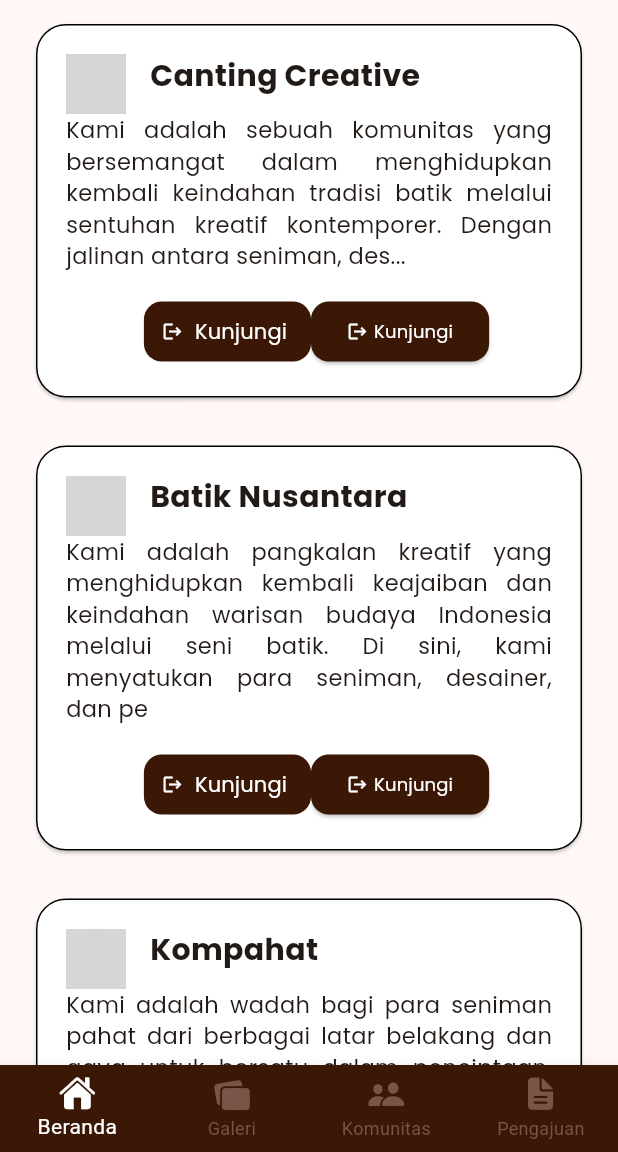
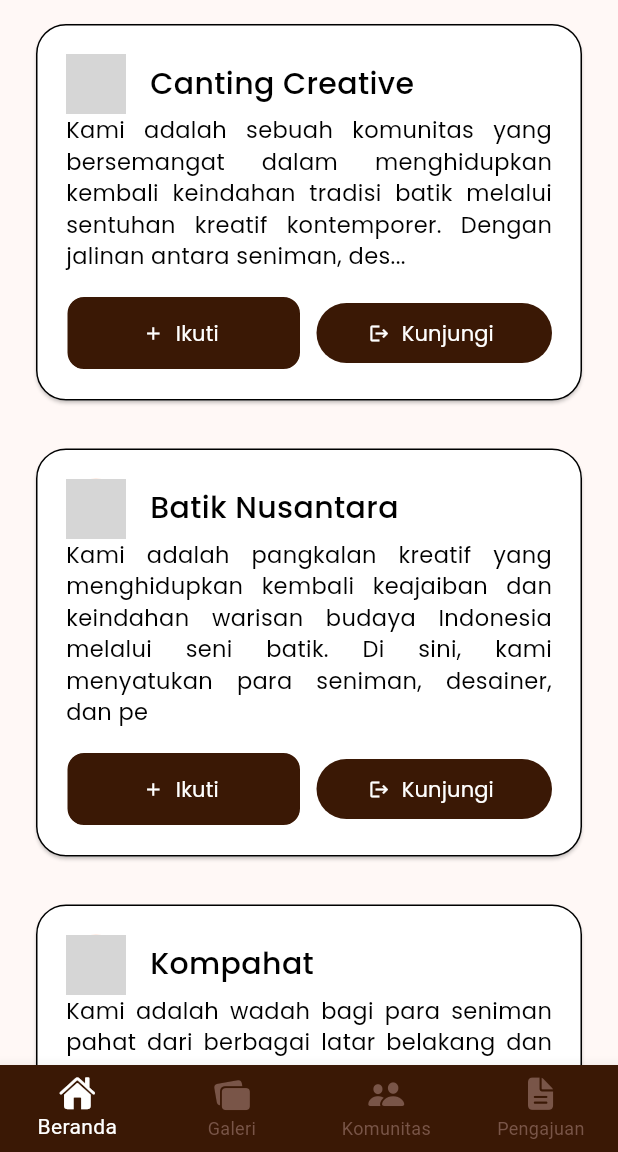
Before and after one commit to ivantrywicaksono/makarya_frontend, a Flutter app: the KomunitasListPage screen opened by its route, on a phone screen of 412 x 824 dp, the part 84-1236 px from its top. Run offline on Flutter 3.47's test engine with Material 3 defaults, Android fonts, the phone set to English and light mode, and no system bars; our stand-ins replace go_router, google_fonts, image_picker; grey boxes are pictures that could not be loaded.

Commit message:
card komunitas buttons

```diff
--- a/lib/main.dart
+++ b/lib/main.dart
@@ -35,7 +35,8 @@ class MyApp extends StatelessWidget {
     // redirect: (context, state) {},
     navigatorKey: _rootNavigatorKey,
     // initialLocation: '/galeri/comments',
-    initialLocation: '/komunitas/create',
+    // initialLocation: '/komunitas/create',
+    initialLocation: '/login',
     debugLogDiagnostics: true,
     routes: <RouteBase>[
       GoRoute(
--- a/lib/screens/komunitas_list.dart
+++ b/lib/screens/komunitas_list.dart
@@ -92,7 +92,7 @@ class _KomunitasCardState extends State<KomunitasCard> {
           crossAxisAlignment: CrossAxisAlignment.start,
           children: [
             Row(
-              crossAxisAlignment: CrossAxisAlignment.start,
+              crossAxisAlignment: CrossAxisAlignment.center,
               children: [
                 CircleAvatar(
                   backgroundImage: AssetImage(widget.komunitas.foto),
@@ -101,10 +101,9 @@ class _KomunitasCardState extends State<KomunitasCard> {
                 Expanded(
                   child: Text(
                     widget.komunitas.nama,
-                    style: const TextStyle(
-                      fontSize: 20.0,
-                      fontWeight: FontWeight.bold,
-                      fontFamily: 'Poppins',
+                    style: Utils.textStyle(
+                      size: 20,
+                      weight: FontWeight.w500,
                     ),
                   ),
                 ),
@@ -112,30 +111,32 @@ class _KomunitasCardState extends State<KomunitasCard> {
             ),
             Text(
               widget.komunitas.deskripsi,
-              style: const TextStyle(
-                fontSize: 15.0,
-                fontWeight: FontWeight.normal,
-                fontFamily: 'Poppins',
-              ),
+              style: Utils.textStyle(size: 15.0),
               textAlign: TextAlign.justify,
             ),
             const SizedBox(height: 16.0),
             Row(
               mainAxisAlignment: MainAxisAlignment.center,
               children: [
-                const SizedBox(height: 10.0),
-                // FollowMeButton(
-                //     onPressed: _toggleFollower, isFollowed: _isFollowed),
+                FollowMeButton(
+                  onPressed: _toggleFollower,
+                  isFollowed: _isFollowed,
+                ),
                 const SizedBox(width: 10.0),
-                TextButton.icon(
+                Expanded(
+                  child: InkWell(
+                    overlayColor: MaterialStatePropertyAll(Utils.primaryColor),
+                    borderRadius: BorderRadius.circular(12),
+                    child: TextButton.icon(
                       style: TextButton.styleFrom(
                         backgroundColor: Utils.primaryColor,
-                    shape: RoundedRectangleBorder(
-                      borderRadius: BorderRadius.circular(12),
                       ),
+                      onPressed: () => context.go('/komunitas/1'),
+                      icon: Icon(
+                        Icons.logout,
+                        size: 14,
+                        color: Colors.white,
                       ),
-                  onPressed: () {},
-                  icon: Icon(Icons.logout, size: 14, color: Colors.white),
                       label: Text(
                         'Kunjungi',
                         style: Utils.textStyle(
@@ -143,30 +144,6 @@ class _KomunitasCardState extends State<KomunitasCard> {
                         ),
                       ),
                     ),
-                ElevatedButton(
-                  style: ButtonStyle(
-                    backgroundColor: MaterialStateProperty.all(
-                        const Color.fromRGBO(58, 24, 5, 1)),
-                    shape: MaterialStateProperty.all(
-                      RoundedRectangleBorder(
-                        borderRadius: BorderRadius.circular(12.0),
-                      ),
-                    ),
-                  ),
-                  onPressed: () => context.go('/komunitas/1'),
-                  child: const Row(
-                    mainAxisSize: MainAxisSize.min,
-                    children: [
-                      Icon(Icons.logout, size: 14, color: Colors.white),
-                      SizedBox(width: 4),
-                      Text('Kunjungi',
-                          style: TextStyle(
-                            color: Colors.white,
-                            fontSize: 12.0,
-                            fontWeight: FontWeight.normal,
-                            fontFamily: 'Poppins',
-                          )),
-                    ],
                   ),
                 ),
               ],
--- a/lib/screens/screens.dart
+++ b/lib/screens/screens.dart
@@ -4,6 +4,7 @@ import 'dart:async';
 import 'dart:io';
 
 import 'package:flutter/cupertino.dart';
+import 'package:flutter/widgets.dart';
 import 'package:intl/intl.dart';
 import 'package:url_launcher/url_launcher.dart';
 import 'package:flutter/material.dart';
--- a/lib/widgets/buttons/followme_button.dart
+++ b/lib/widgets/buttons/followme_button.dart
@@ -12,54 +12,32 @@ class FollowMeButton extends StatelessWidget {
     Color fillColor = isFollowed ? Colors.white : Utils.primaryColor;
     Color outlineColor = isFollowed ? Utils.primaryColor : Colors.white;
     return Expanded(
-      child: InkWell(
-        onTap: onPressed,
       child: AnimatedContainer(
         curve: Curves.easeOut,
         duration: const Duration(milliseconds: 300),
-          // width: MediaQuery.of(context).size.width/2,
-          height: 50.0,
         decoration: BoxDecoration(
           color: fillColor,
           borderRadius: BorderRadius.circular(12.0),
           border: Border.all(color: outlineColor),
         ),
-          child: Center(
-            child: Row(
-              mainAxisSize: MainAxisSize.min,
-              children: [
-                isFollowed
-                    ? Text(
+        child: isFollowed
+            ? TextButton(
+                onPressed: onPressed,
+                child: Text(
                   'Diikuti',
-                        style: GoogleFonts.poppins(
-                          textStyle: TextStyle(
-                            color: outlineColor,
-                            fontSize: 12.0,
-                          ),
+                  style: Utils.textStyle(color: outlineColor),
                 ),
               )
             : TextButton.icon(
-                        onPressed: () {},
-                        icon: Icon(Icons.add),
-                        label: Text('Ikuti'),
-                      )
-                // Row(
-                //     children: [
-                //       Icon(Icons.add, size: 12, color: outlineColor),
-                //       const SizedBox(width: 4),
-                //       Text(
-                //         'Ikuti',
-                //         style: GoogleFonts.poppins(
-                //           textStyle: TextStyle(
-                //             color: outlineColor,
-                //             fontSize: 12.0,
-                //           ),
-                //         ),
-                //       ),
-                //     ],
-                //   ),
-              ],
+                onPressed: onPressed,
+                icon: Icon(
+                  Icons.add,
+                  size: 14,
+                  color: outlineColor,
                 ),
+                label: Text(
+                  'Ikuti',
+                  style: Utils.textStyle(color: outlineColor),
                 ),
               ),
       ),
```
Also changed, not shown: lib/widgets/buttons/remindme_button.dart (+3 -5 lines). Lines whose indentation alone changed are shown as unchanged.
